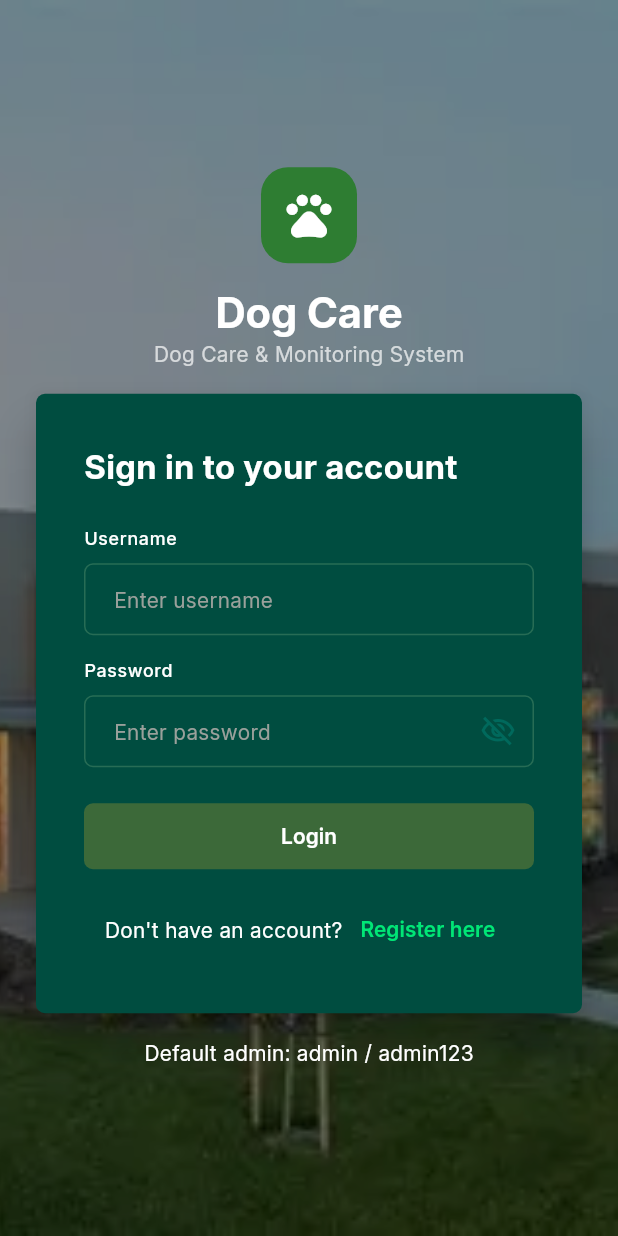
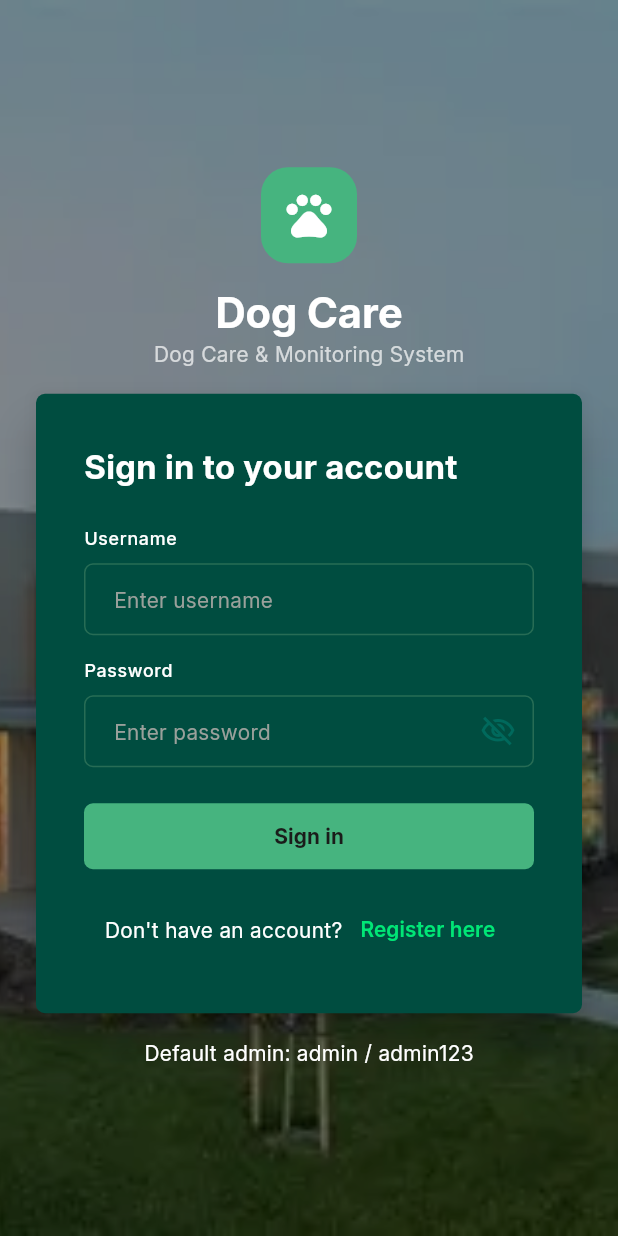
Before and after one commit to jcgpl-dev/dog_care_desktop, a Flutter app: the LoginPage screen opened directly, on a phone screen of 412 x 824 dp. Run offline on Flutter 3.47's test engine with Material 3 defaults, Android fonts, the phone set to English and light mode, and no system bars; our stand-ins replace dartz, flutter_bloc, get_it, phosphor_flutter; missing offline and left inert: bitsdojo_window.

Commit message:
auth ui update 20:37

```diff
--- /dev/null
+++ b/devtools_options.yaml
@@ -0,0 +1,3 @@
+description: This file stores settings for Dart & Flutter DevTools.
+documentation: https://docs.flutter.dev/tools/devtools/extensions#configure-extension-enablement-states
+extensions:
--- a/lib/config/theme/app_colors.dart
+++ b/lib/config/theme/app_colors.dart
@@ -5,7 +5,7 @@ class AppColors {
 
   // Brand
 
-  static const primary = Color(0xFF2E7D32);
+  static const primary = Color(0xFF46B47F);
   static const primaryContainer = Color(0xFFC8E6C9);
   static const secondary = Color(0xFF00695C);
   static const secondaryContainer = Color(0xFFB2DFDB);
--- a/lib/config/theme/app_text_styles.dart
+++ b/lib/config/theme/app_text_styles.dart
@@ -83,7 +83,7 @@ class AppTextStyles {
   static const labelLarge = TextStyle(
     fontFamily: fontFamily,
     fontSize: 14,
-    fontWeight: FontWeight.w600,
+    fontWeight: FontWeight.w800,
     height: 1.4,
   );
 
--- a/lib/core/presentation/widgets/app_window/app_title_bar.dart
+++ b/lib/core/presentation/widgets/app_window/app_title_bar.dart
@@ -11,7 +11,7 @@ class AppTitleBar extends StatelessWidget {
   @override
   Widget build(BuildContext context) {
     return SizedBox(
-      height: 44,
+      height: 40,
       child: Row(
         children: [
           Expanded(
--- a/lib/core/presentation/widgets/buttons/app_button.dart
+++ b/lib/core/presentation/widgets/buttons/app_button.dart
@@ -9,12 +9,18 @@ class AppButton extends StatelessWidget {
   final bool isLoading;
   final Widget? icon;
 
+  // Appearance
+  final Color? backgroundColor;
+  final Color? foregroundColor;
+
   const AppButton({
     super.key,
     required this.label,
     required this.onPressed,
     this.isLoading = false,
     this.icon,
+    this.backgroundColor,
+    this.foregroundColor,
   });
 
   @override
@@ -24,7 +30,13 @@ class AppButton extends StatelessWidget {
       height: AppDimensions.buttonHeight,
       child: FilledButton.icon(
         style: ButtonStyle(
-          shape: MaterialStateProperty.all(
+          backgroundColor: backgroundColor != null
+              ? WidgetStatePropertyAll(backgroundColor)
+              : null,
+          foregroundColor: foregroundColor != null
+              ? WidgetStatePropertyAll(foregroundColor)
+              : null,
+          shape: WidgetStatePropertyAll(
             RoundedRectangleBorder(
               borderRadius: BorderRadius.circular(AppDimensions.radiusSmall),
             ),
@@ -40,7 +52,7 @@ class AppButton extends StatelessWidget {
                 height: 20,
                 child: CircularProgressIndicator(strokeWidth: 2),
               )
-            : Text(label, style: AppTextStyles.labelLarge),
+            : Text(label, style: AppTextStyles.labelLarge, ),
       ),
     );
   }
--- a/lib/features/auth/presentation/widgets/login_form.dart
+++ b/lib/features/auth/presentation/widgets/login_form.dart
@@ -149,7 +149,9 @@ class _LoginFormState extends State<LoginForm> {
                               builder: (context, state) {
                                 final isLoading = state is AuthLoading;
                                 return AppButton(
-                                  label: 'Login',
+                                  backgroundColor: AppColors.primary,
+                                  foregroundColor: AppColors.textPrimary,
+                                  label: 'Sign in',
                                   onPressed: () {
                                     isLoading ? null : _submit;
                                   },
--- a/pubspec.yaml
+++ b/pubspec.yaml
@@ -15,7 +15,7 @@ dependencies:
   get_it: ^9.3.0
   flutter_bloc: ^9.1.1
   bitsdojo_window: ^0.1.6
-
+  phosphor_flutter: ^2.1.0
   cupertino_icons: ^1.0.8
 
 dev_dependencies:
```
Also changed, not shown: lib/core/presentation/widgets/app_window/window_controls.dart (+84 -26 lines), lib/core/presentation/widgets/buttons/custom_window_icon_button.dart (added, +46 -0 lines), pubspec.lock.
